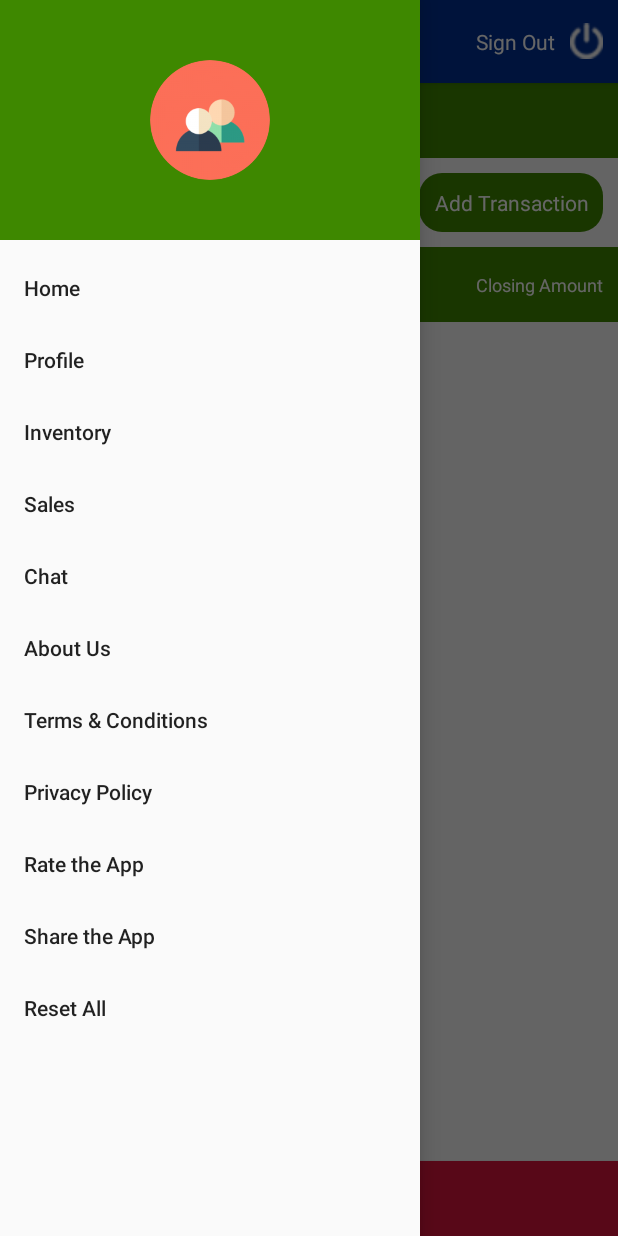
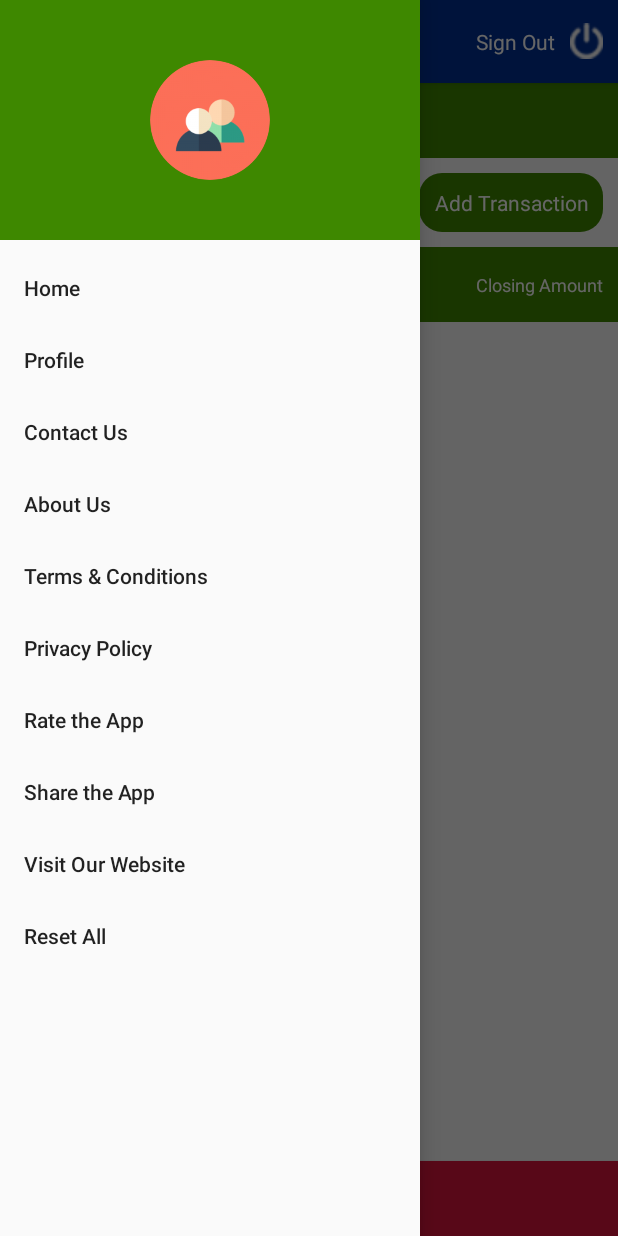
Before and after one commit to surabhi3193/BookingApp-master-master, an Android app: the BankActivity screen opened directly, with no data from a screen before it, with the side drawer open, on a phone screen of 412 x 824 dp. Run offline under Robolectric (Android 15) with nearby library versions, the phone set to English and light mode, and no system bars; our stand-ins replace CircleImageView, Picasso; libraries missing offline, so code that uses them is left out: com.loopj.android, cz.msebera.android; pictures from the network do not load; 5 statements that could not run were skipped.

Commit message:
final_commit_2

```diff
--- a/app/src/main/java/com/example/mind_android/bookingapp/activities/MainActivity.java
+++ b/app/src/main/java/com/example/mind_android/bookingapp/activities/MainActivity.java
@@ -10,6 +10,7 @@ import android.support.v4.content.LocalBroadcastManager;
 import android.util.Log;
 import android.view.View;
 import android.widget.ImageView;
+import android.widget.TextView;
 import android.widget.Toast;
 
 import com.example.mind_android.bookingapp.R;
@@ -35,13 +36,15 @@ public class MainActivity extends BaseActivity implements View.OnClickListener {
         super.onCreate(savedInstanceState);
         getLayoutInflater().inflate(R.layout.activity_main, frameLayout);
 
-
         ImageView stockLay = findViewById(R.id.stockLay);
         ImageView salesLay = findViewById(R.id.salesLay);
         ImageView expenseLay = findViewById(R.id.expenseLay);
         ImageView reportLay = findViewById(R.id.reportLay);
         ImageView loanLay = findViewById(R.id.loanLay);
         ImageView bankLay = findViewById(R.id.bankLay);
+        TextView headtitleTv=findViewById(R.id.headtitleTv);
+        headtitleTv.setVisibility(View.VISIBLE);
+        headtitleTv.setText(R.string.oneplusoneafrica);
 
 
         stockLay.setOnClickListener(this);
--- a/app/src/main/java/com/example/mind_android/bookingapp/activities/dashboard_part/BankActivity.java
+++ b/app/src/main/java/com/example/mind_android/bookingapp/activities/dashboard_part/BankActivity.java
@@ -42,6 +42,8 @@ public class BankActivity extends BaseActivity {
     private List<TransectionSummary> summaryList = new ArrayList<>();
     private  SummaryAdapter mAdapter;
     private  RecyclerView recyclerView;
+    private  TextView total_amtTv;
+
 
     @Override
     protected void onCreate(Bundle savedInstanceState) {
@@ -96,9 +98,9 @@ public class BankActivity extends BaseActivity {
     private void resetBankWarning() {
         AlertDialog.Builder ab = new AlertDialog.Builder
                 (BankActivity.this, R.style.MyAlertDialogStyle1);
-        ab.setTitle("Delete").setIcon(R.drawable.reset);
-        ab.setMessage("If you want to delete any particular transaction login to website http://oneplusoneafrica.org/#1 Or if you want to reset bank. Click Reset");
-        ab.setNegativeButton("Reset", new DialogInterface.OnClickListener() {
+        ab.setTitle("Reset").setIcon(R.drawable.reset);
+        ab.setMessage("Are you sure ?");
+        ab.setNegativeButton("Yes", new DialogInterface.OnClickListener() {
             @Override
             public void onClick(DialogInterface dialog, int which) {
 
@@ -151,6 +153,10 @@ public class BankActivity extends BaseActivity {
 
                         jArray = response.getJSONArray("banks");
 
+                        String total = response.getString("total");
+
+                        total_amtTv.setText(total);
+
                         if (jArray.length() > 0) {
                             TransectionSummary summary;
                             for (int i = 0; i < jArray.length(); i++) {
@@ -168,6 +174,10 @@ public class BankActivity extends BaseActivity {
                         }
 
 
+                    }
+                    else
+                    {
+                        total_amtTv.setText(R.string.zerodouble);
                     }
                     mAdapter.notifyDataSetChanged();
 
--- a/app/src/main/java/com/example/mind_android/bookingapp/activities/dashboard_part/ExpenceActivity.java
+++ b/app/src/main/java/com/example/mind_android/bookingapp/activities/dashboard_part/ExpenceActivity.java
@@ -346,7 +346,7 @@ public class ExpenceActivity extends BaseActivity {
                 jobj.put("expanse_amount", cn.get_price());
 
                 jArray.put(jobj);
-                double price = Double.parseDouble(cn.get_price());
+                double price = Double.parseDouble(cn.get_price().replace(",",""));
 
                 total = total + price;
             }
--- a/app/src/main/java/com/example/mind_android/bookingapp/activities/dashboard_part/FormActivity.java
+++ b/app/src/main/java/com/example/mind_android/bookingapp/activities/dashboard_part/FormActivity.java
@@ -103,13 +103,14 @@ public class FormActivity extends AppCompatActivity {
                         String currentDateandTime = sdf.format(new Date());
                         if (sale_type.equals("2")) {
                             String id = response.getString("stock_id");
+                            String sale_id = response.getString("sale_id");
                             String name = response.getString("stock_name");
                             String qty = response.getString("sell_quantity");
                             String per_price = response.getString("sell_unit_price");
                             String price = response.getString("sell_price");
 
                             Sales sales = new Sales();
-                            sales.set_id(Integer.parseInt(id));
+                            sales.set_id(Integer.parseInt(sale_id));
                             sales.set_name(name);
                             sales.set_qty(qty);
                             sales.set_unit_per_price(per_price);
--- a/app/src/main/java/com/example/mind_android/bookingapp/activities/dashboard_part/SalesActivity.java
+++ b/app/src/main/java/com/example/mind_android/bookingapp/activities/dashboard_part/SalesActivity.java
@@ -429,7 +429,7 @@ public class SalesActivity extends BaseActivity {
 
                 jobj.put("sale_price", cn.get_price());
                 jArray.put(jobj);
-                double price = Double.parseDouble(cn.get_price());
+                double price = Double.parseDouble(cn.get_price().replace(",",""));
 
                 total = total + price;
             }
--- a/app/src/main/res/layout/app_bar_home.xml
+++ b/app/src/main/res/layout/app_bar_home.xml
@@ -21,7 +21,16 @@
             android:layout_height="match_parent">
 
 
-
+            <TextView
+                android:textSize="18sp"
+                android:id="@+id/headtitleTv"
+                android:layout_marginLeft="10dp"
+                android:gravity="center"
+                android:textStyle="bold"
+                android:textColor="@color/white"
+                android:layout_width="wrap_content"
+                android:layout_height="match_parent"
+                />
 
             <TextView
                 android:id="@+id/signout_btn"
--- a/app/src/main/res/layout/toolbar_item.xml
+++ b/app/src/main/res/layout/toolbar_item.xml
@@ -6,6 +6,7 @@
     android:background="@color/colorPrimaryDark">
 
     <ImageView
+        android:id="@+id/menu_btn"
         android:layout_alignParentLeft="true"
         android:padding="15dp"
         android:background="@color/trans"
--- a/app/src/main/res/menu/nav_items.xml
+++ b/app/src/main/res/menu/nav_items.xml
@@ -8,17 +8,10 @@
         <item
             android:id="@+id/profile"
             android:title="Profile" />
-        <item
-            android:id="@+id/inventory"
-            android:title="Inventory" />
-
-        <item
-            android:id="@+id/sales"
-            android:title="Sales" />
 
         <item
             android:id="@+id/chat"
-            android:title="Chat" />
+            android:title="Contact Us" />
 
         <item
             android:id="@+id/about"
@@ -37,6 +30,10 @@
             android:title="Share the App" />
 
         <item
+            android:id="@+id/visit"
+            android:title="Visit Our Website" />
+
+        <item
             android:id="@+id/reset"
             android:title="Reset All" />
 
--- a/app/src/main/res/values/strings.xml
+++ b/app/src/main/res/values/strings.xml
@@ -25,4 +25,5 @@
     <string name="close">Close</string>
     <string name="expense_value">Expense Value</string>
     <string name="expense_desc">Expense Desc.</string>
+    <string name="oneplusoneafrica">OnePlusOneAfrica</string>
 </resources>
```
Also changed, not shown: app/src/main/java/com/example/mind_android/bookingapp/activities/BaseActivity.java (+4 -6 lines), app/src/main/java/com/example/mind_android/bookingapp/activities/dashboard_part/StockActivity.java (+6 -3 lines).
